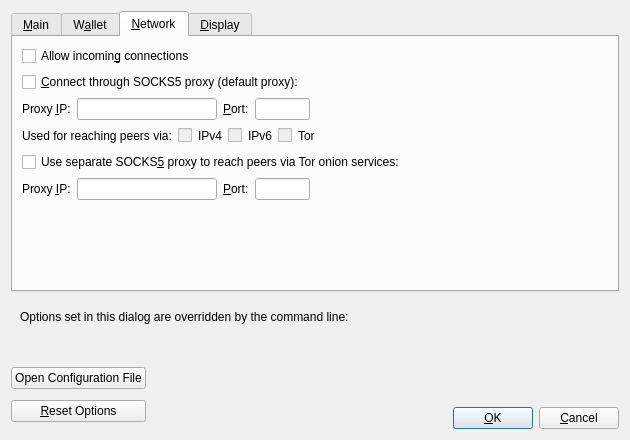
Before: the Qt Designer form src/qt/forms/optionsdialog.ui in belovachap/RePeer, drawn with Qt 5.
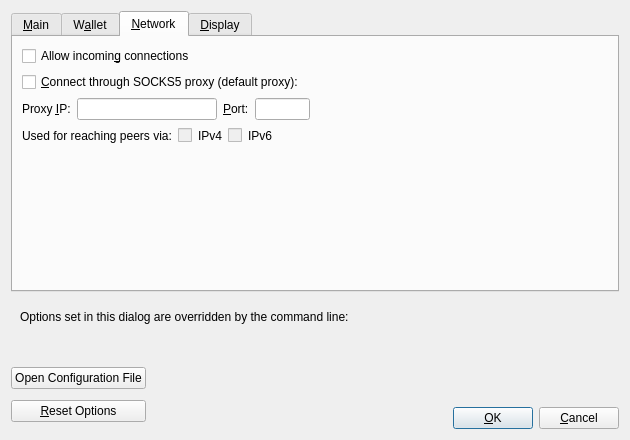
After: the same form once the commit is applied. The open tabs and pages were chosen to show the change. Custom widgets are drawn as their Qt base class.

```diff
--- a/src/qt/forms/optionsdialog.ui
+++ b/src/qt/forms/optionsdialog.ui
@@ -420,29 +420,6 @@
            </property>
           </widget>
          </item>
-         <item>
-          <widget class="QCheckBox" name="proxyReachTor">
-           <property name="enabled">
-            <bool>false</bool>
-           </property>
-           <property name="toolTip">
-            <string>Shows if the supplied default SOCKS5 proxy is used to reach peers via this network type.</string>
-           </property>
-           <property name="text">
-            <string/>
-           </property>
-          </widget>
-         </item>
-         <item>
-          <widget class="QLabel" name="proxyReachTorLabel">
-           <property name="text">
-            <string>Tor</string>
-           </property>
-           <property name="textFormat">
-            <enum>Qt::PlainText</enum>
-           </property>
-          </widget>
-         </item>
          <item>
           <spacer name="horizontalSpacer_2_Network">
            <property name="orientation">
@@ -458,97 +435,6 @@
          </item>
         </layout>
        </item>
-       <item>
-        <widget class="QCheckBox" name="connectSocksTor">
-         <property name="toolTip">
-          <string>Connect to the Peercoin network through a separate SOCKS5 proxy for Tor onion services.</string>
-         </property>
-         <property name="text">
-          <string>Use separate SOCKS&amp;5 proxy to reach peers via Tor onion services:</string>
-         </property>
-        </widget>
-       </item>
-       <item>
-        <layout class="QHBoxLayout" name="horizontalLayout_3_Network">
-         <item>
-          <widget class="QLabel" name="proxyIpTorLabel">
-           <property name="text">
-            <string>Proxy &amp;IP:</string>
-           </property>
-           <property name="textFormat">
-            <enum>Qt::PlainText</enum>
-           </property>
-           <property name="buddy">
-            <cstring>proxyIpTor</cstring>
-           </property>
-          </widget>
-         </item>
-         <item>
-          <widget class="QValidatedLineEdit" name="proxyIpTor">
-           <property name="minimumSize">
-            <size>
-             <width>140</width>
-             <height>0</height>
-            </size>
-           </property>
-           <property name="maximumSize">
-            <size>
-             <width>140</width>
-             <height>16777215</height>
-            </size>
-           </property>
-           <property name="toolTip">
-            <string>IP address of the proxy (e.g. IPv4: 127.0.0.1 / IPv6: ::1)</string>
-           </property>
-          </widget>
-         </item>
-         <item>
-          <widget class="QLabel" name="proxyPortTorLabel">
-           <property name="text">
-            <string>&amp;Port:</string>
-           </property>
-           <property name="textFormat">
-            <enum>Qt::PlainText</enum>
-           </property>
-           <property name="buddy">
-            <cstring>proxyPortTor</cstring>
-           </property>
-          </widget>
-         </item>
-         <item>
-          <widget class="QLineEdit" name="proxyPortTor">
-           <property name="minimumSize">
-            <size>
-             <width>55</width>
-             <height>0</height>
-            </size>
-           </property>
-           <property name="maximumSize">
-            <size>
-             <width>55</width>
-             <height>16777215</height>
-            </size>
-           </property>
-           <property name="toolTip">
-            <string>Port of the proxy (e.g. 9050)</string>
-           </property>
-          </widget>
-         </item>
-         <item>
-          <spacer name="horizontalSpacer_4_Network">
-           <property name="orientation">
-            <enum>Qt::Horizontal</enum>
-           </property>
-           <property name="sizeHint" stdset="0">
-            <size>
-             <width>40</width>
-             <height>20</height>
-            </size>
-           </property>
-          </spacer>
-         </item>
-        </layout>
-       </item>
        <item>
         <spacer name="verticalSpacer_Network">
          <property name="orientation">
```
